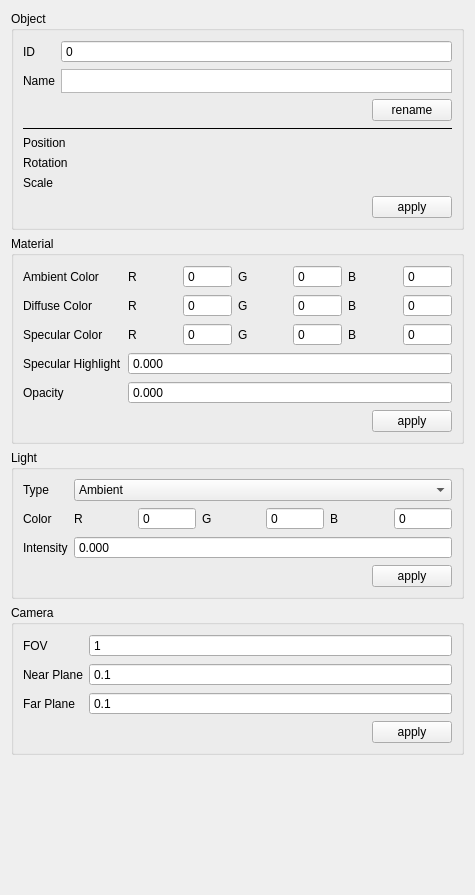
Old version of the form Gui/src/Frames/InspectorFrame/InspectorWidget/InspectorWidget.ui in the repository RullDeef/cw-1.
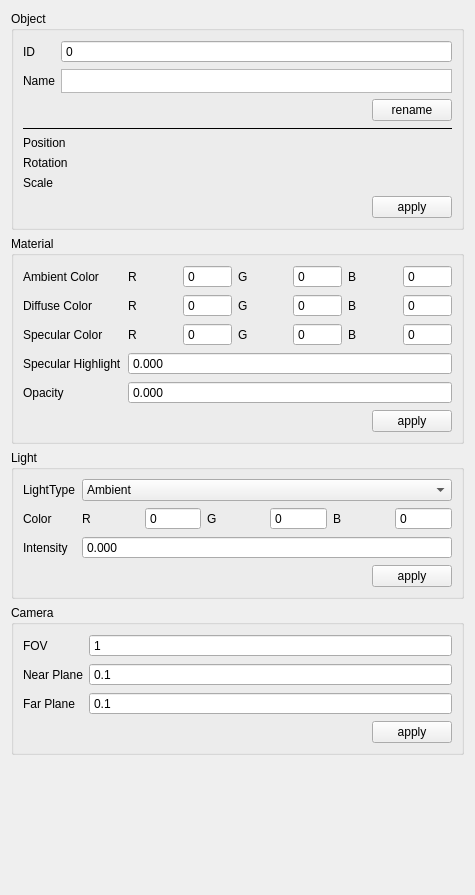
New version of the form. Custom widgets are drawn as their Qt base class.

```diff
--- a/Gui/src/Frames/InspectorFrame/InspectorWidget/InspectorWidget.ui
+++ b/Gui/src/Frames/InspectorFrame/InspectorWidget/InspectorWidget.ui
@@ -493,7 +493,7 @@
       <item row="0" column="0">
        <widget class="QLabel" name="label_18">
         <property name="text">
-         <string>Type</string>
+         <string>LightType</string>
         </property>
        </widget>
       </item>
```
